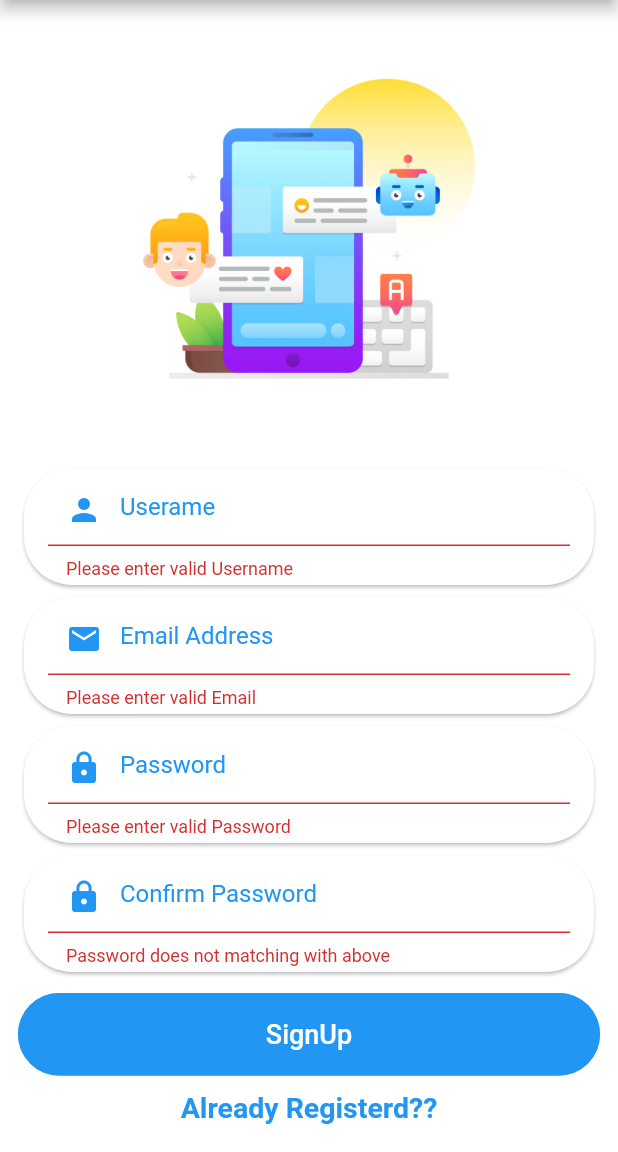
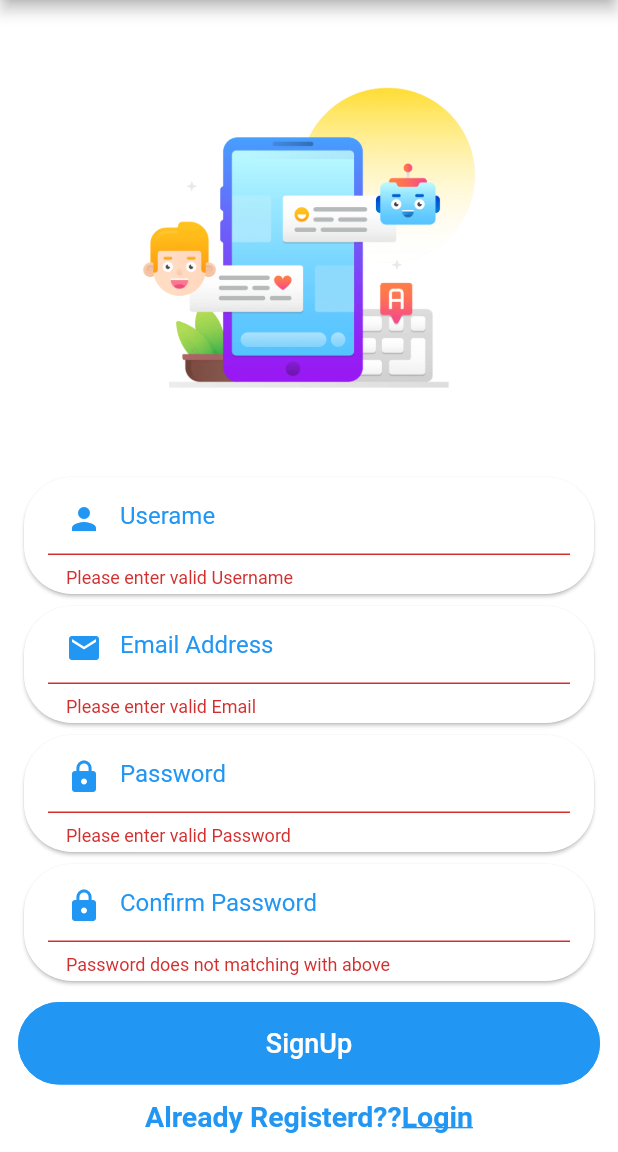
Before and after one commit to KrishnaSinroja/Chat_App, a Flutter app: the Signup screen opened directly, after a tap on "SignUp", on a phone screen of 412 x 824 dp, the part 84-1236 px from its top. Run offline on Flutter 3.47's test engine with Material 2 defaults, Android fonts, the phone set to English and light mode, and no system bars; our stand-ins replace cloud_firestore, firebase_auth; accounts and stored records are empty.

```diff
--- a/lib/main.dart
+++ b/lib/main.dart
@@ -9,13 +9,12 @@ class MyApp extends StatelessWidget {
   @override
   Widget build(BuildContext context) {
     return MaterialApp(
-
+      debugShowCheckedModeBanner: false,
       title: 'Chat App',
       theme: ThemeData(
-
         primarySwatch: Colors.blue,
       ),
-      home: Signup()
+      home: Login()
     );
   }
 }
--- a/lib/screens/singup_screen.dart
+++ b/lib/screens/singup_screen.dart
@@ -62,26 +62,28 @@ class _SignupState extends State<Signup> {
 }
 */
 
-import 'dart:js';
 
+import 'package:chatapp/screens/dashboard_screen.dart';
 import 'package:chatapp/services/auth.dart';
+import 'package:chatapp/services/database.dart';
 import 'package:chatapp/widgets/widgets.dart';
 import 'package:flutter/cupertino.dart';
 import 'package:flutter/material.dart';
 import 'login_screen.dart';
 
 
-
 class Signup extends StatefulWidget {
   @override
   _SignupState createState() => _SignupState();
+
 }
+
 
 const Color primarycolor=Colors.blue;
 final formkey=GlobalKey<FormState>();
 final GlobalKey<NavigatorState> navigatorKey =
 new GlobalKey<NavigatorState>();
-
+bool isLoading =false;
 
 TextEditingController tecUserName=new TextEditingController();
 TextEditingController tecEmail=new TextEditingController();
@@ -89,34 +91,48 @@ TextEditingController tecPassword=new TextEditingController();
 TextEditingController tecConfirmPassword=new TextEditingController();
 
 AuthMethods authMethods=new AuthMethods();
+DatabaseMethods databaseMethods=new DatabaseMethods();
+
+
+
+class _SignupState extends State<Signup> {
+
+
+
+  @override
+  Widget build(BuildContext context) {
+
+
 
     signMeUp() {
+
+      Map<String , String > userMap= {
+        "username":tecUserName.text,
+        "email":tecEmail.text,
+      };
+
       if(formkey.currentState.validate()){
+        setState((){
+          isLoading=true;
+        });
         authMethods.signUpWithEmailAndPassword(tecEmail.text, tecPassword.text).then((val){
+          databaseMethods.storeUserByUsername(userMap);
           print("$val");
-      //navigatorKey.currentState.pushNamed('Login');
+          Navigator.pushReplacement(context, MaterialPageRoute(builder:  (context)=>Dashboard()));
         });
       }
     }
 
-
-class _SignupState extends State<Signup> {
-  @override
-  Widget build(BuildContext context) {
-
     final data= MediaQuery.of(context);
-
-
-
-
-
 
     return Scaffold(
       appBar: AppBar(
         title: Text('Chat App'),
       ),
       backgroundColor: Colors.white,
-      body: Container(
+      body: isLoading?Container(
+        child: Center(child: CircularProgressIndicator()),
+      ):Container(
         height: data.size.height,
         width: data.size.width,
         child: Center(
@@ -134,18 +150,41 @@ class _SignupState extends State<Signup> {
                         height: 10.0,
                       ),
 
+
                       InputFieldCard(icon:Icons.person,titype: TextInputType.text,htext: 'Userame',mdata:data,controller: tecUserName,obscureval: false,validmsg: 'Please enter valid Username '),
                       InputFieldCard(icon:Icons.email,titype: TextInputType.emailAddress,htext: 'Email Address',mdata:data,controller: tecEmail,obscureval: false,validmsg: 'Please enter valid Email '),
                       InputFieldCard(icon:Icons.lock,titype: TextInputType.visiblePassword,htext: 'Password',mdata:data,controller: tecPassword,obscureval: true,validmsg: 'Please enter valid Password'),
                       InputFieldCard(icon:Icons.lock,titype: TextInputType.visiblePassword,htext: 'Confirm Password',mdata:data,controller: tecConfirmPassword,obscureval: true,validmsg: 'Password does not matching with above'),
+
+
                       SizedBox(
                         height:10.0 ,
                       ),
 
-
-                      Button(data, 'SignUp'),
+                      Container(
+                        height: 55,
+                        width: data.size.width,
+                        child: FlatButton(
+                          shape: RoundedRectangleBorder(
+                              borderRadius: BorderRadius.circular(32.0),
+                              side: BorderSide(color: Colors.blue)
+                          ),
+                          color: Colors.blue,
+                          textColor: Colors.white,
+                          padding: EdgeInsets.all(8.0),
+                          onPressed: () =>signMeUp(),
+                          child: Text(
+                            'SignUp',
+                            style: TextStyle(
+                              fontSize: 18.0,
+                            ),
+                          ),
+                        ),
+                      ),
                       SizedBox(height:10.0 ),
-
+                      Row(
+                        mainAxisAlignment: MainAxisAlignment.center,
+                        children: <Widget>[
                           Text(
                             'Already Registerd??',
                             style: TextStyle(
@@ -167,8 +206,11 @@ class _SignupState extends State<Signup> {
                                   decoration: TextDecoration.underline
                               ),
                             ),
-                        onTap: ()=> Navigator.push(context, MaterialPageRoute(builder: (context)=>Login())),
+                            onTap: ()=> Navigator.pushReplacement(context, MaterialPageRoute(builder: (context)=>Login())),
                           ),
+                          ],
+                      ),
+
                     ],
                   ),
                 ),
--- a/lib/widgets/widgets.dart
+++ b/lib/widgets/widgets.dart
@@ -1,18 +1,5 @@
 import 'package:flutter/material.dart';
 import 'package:chatapp/screens/singup_screen.dart';
-/*Widget login_signup_textformfield(String hText, TextInputType tiType){
-  return TextFormField(
-    keyboardType: tiType,
-    decoration: InputDecoration(
-      hintText: hText,
-      hintStyle: TextStyle(color: Colors.blue),
-      contentPadding: EdgeInsets.all(12),
-    ),
-    style: TextStyle(
-      color: Colors.blue,
-    ),
-  );
-}*/
 
 Card InputFieldCard({IconData icon,TextInputType titype,String htext,MediaQueryData mdata,
   TextEditingController controller,bool obscureval, String validmsg}){
@@ -66,7 +53,7 @@ Container Button(MediaQueryData data, String label){
       color: Colors.blue,
       textColor: Colors.white,
       padding: EdgeInsets.all(8.0),
-      onPressed: () =>signMeUp(),
+      onPressed: () {},
       child: Text(
         label,
         style: TextStyle(
--- a/pubspec.yaml
+++ b/pubspec.yaml
@@ -24,6 +24,7 @@ dependencies:
   # Use with the CupertinoIcons class for iOS style icons.
   cupertino_icons: ^0.1.2
   firebase_auth: ^0.16.0
+  cloud_firestore: ^0.13.5
 
 
 dev_dependencies:
```
Also changed, not shown: lib/screens/dashboard_screen.dart (added, +24 -0 lines), lib/screens/login_screen.dart (+33 -1 lines), lib/screens/search_screen.dart (added, +155 -0 lines), lib/services/database.dart (added, +10 -0 lines), pubspec.lock, 1 other file. Lines whose indentation alone changed are shown as unchanged.
